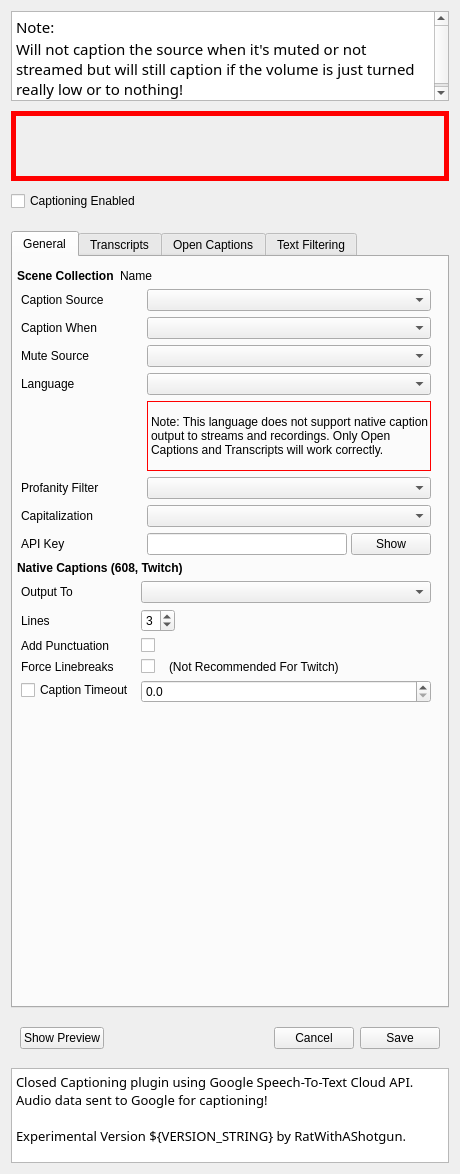
First picture: the form in src/ui/CaptionSettingsWidget.ui, repository ratwithacompiler/OBS-captions-plugin, before the edit.
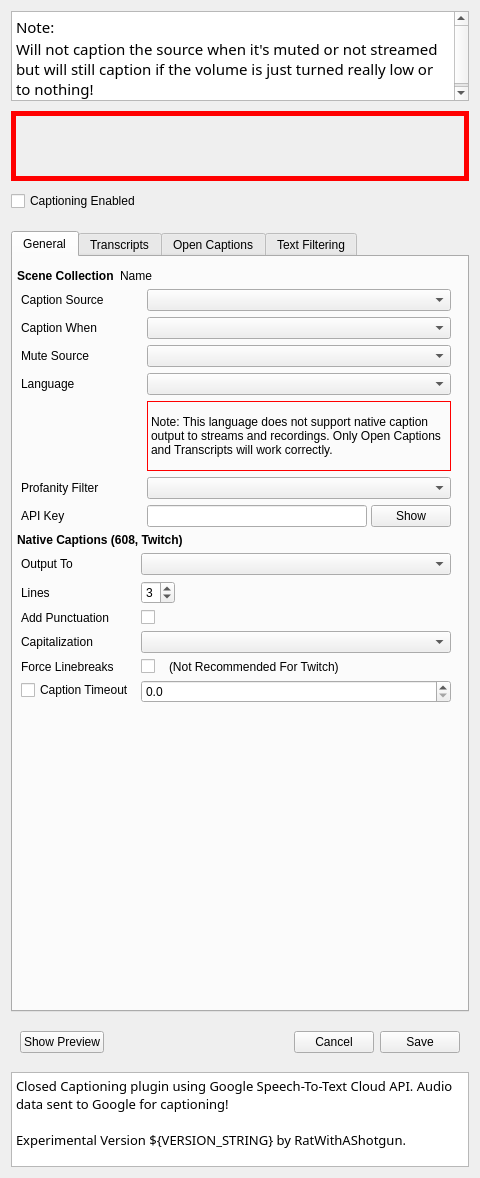
Second picture: the form after the edit.

Commit message: UI: reorder settings to be more consistent

Patch:
```diff
--- a/src/ui/CaptionSettingsWidget.ui
+++ b/src/ui/CaptionSettingsWidget.ui
@@ -6,8 +6,8 @@
    <rect>
     <x>0</x>
     <y>0</y>
-    <width>460</width>
-    <height>1174</height>
+    <width>480</width>
+    <height>1178</height>
    </rect>
   </property>
   <property name="sizePolicy">
@@ -378,36 +378,13 @@
            </widget>
           </item>
           <item row="6" column="0">
-           <widget class="QLabel" name="label_15">
-            <property name="text">
-             <string>Capitalization</string>
-            </property>
-           </widget>
-          </item>
-          <item row="6" column="1">
-           <widget class="QComboBox" name="capitalizationComboBox">
-            <property name="sizePolicy">
-             <sizepolicy hsizetype="Preferred" vsizetype="Fixed">
-              <horstretch>0</horstretch>
-              <verstretch>0</verstretch>
-             </sizepolicy>
-            </property>
-            <property name="minimumSize">
-             <size>
-              <width>250</width>
-              <height>0</height>
-             </size>
-            </property>
-           </widget>
-          </item>
-          <item row="7" column="0">
            <widget class="QLabel" name="apiKeyLabel">
             <property name="text">
              <string>API Key</string>
             </property>
            </widget>
           </item>
-          <item row="7" column="1">
+          <item row="6" column="1">
            <widget class="QWidget" name="apiKeyWidget" native="true">
             <property name="minimumSize">
              <size>
@@ -546,14 +523,14 @@
             </property>
            </widget>
           </item>
-          <item row="3" column="0">
+          <item row="4" column="0">
            <widget class="QLabel" name="nativeForceLinebreaksLabel">
             <property name="text">
              <string>Force Linebreaks</string>
             </property>
            </widget>
           </item>
-          <item row="3" column="1">
+          <item row="4" column="1">
            <widget class="QWidget" name="widget_7" native="true">
             <layout class="QHBoxLayout" name="horizontalLayout_5">
              <property name="spacing">
@@ -601,14 +578,14 @@
             </layout>
            </widget>
           </item>
-          <item row="4" column="0">
+          <item row="5" column="0">
            <widget class="QCheckBox" name="captionTimeoutEnabledCheckBox">
             <property name="text">
              <string>Caption Timeout</string>
             </property>
            </widget>
           </item>
-          <item row="4" column="1">
+          <item row="5" column="1">
            <widget class="QDoubleSpinBox" name="captionTimeoutDoubleSpinBox">
             <property name="decimals">
              <number>1</number>
@@ -629,6 +606,29 @@
             </property>
            </widget>
           </item>
+          <item row="3" column="0">
+           <widget class="QLabel" name="label_15">
+            <property name="text">
+             <string>Capitalization</string>
+            </property>
+           </widget>
+          </item>
+          <item row="3" column="1">
+           <widget class="QComboBox" name="capitalizationComboBox">
+            <property name="sizePolicy">
+             <sizepolicy hsizetype="Preferred" vsizetype="Fixed">
+              <horstretch>0</horstretch>
+              <verstretch>0</verstretch>
+             </sizepolicy>
+            </property>
+            <property name="minimumSize">
+             <size>
+              <width>250</width>
+              <height>0</height>
+             </size>
+            </property>
+           </widget>
+          </item>
          </layout>
         </widget>
        </item>
@@ -1106,7 +1106,7 @@
           <item row="2" column="0">
            <widget class="QLabel" name="label_20">
             <property name="text">
-             <string>Max Caption Line Length</string>
+             <string>Max Line Length</string>
             </property>
            </widget>
           </item>
@@ -1133,13 +1133,6 @@
           <item row="3" column="1">
            <widget class="QComboBox" name="srtCapitalizationComboBox"/>
           </item>
-          <item row="4" column="0" colspan="2">
-           <widget class="QCheckBox" name="srtAddPunctuationCheckBox">
-            <property name="text">
-             <string>Add Punctuation </string>
-            </property>
-           </widget>
-          </item>
           <item row="5" column="0" colspan="2">
            <widget class="QCheckBox" name="srtSplitSentencesCheckBox">
             <property name="text">
@@ -1154,6 +1147,13 @@
             </property>
            </widget>
           </item>
+          <item row="4" column="0" colspan="2">
+           <widget class="QCheckBox" name="srtAddPunctuationCheckBox">
+            <property name="text">
+             <string>Add Punctuation </string>
+            </property>
+           </widget>
+          </item>
          </layout>
         </widget>
        </item>
@@ -1199,8 +1199,8 @@
            <rect>
             <x>0</x>
             <y>0</y>
-            <width>389</width>
-            <height>721</height>
+            <width>434</width>
+            <height>725</height>
            </rect>
           </property>
          </widget>
```
The commit also changes 1 other file.
